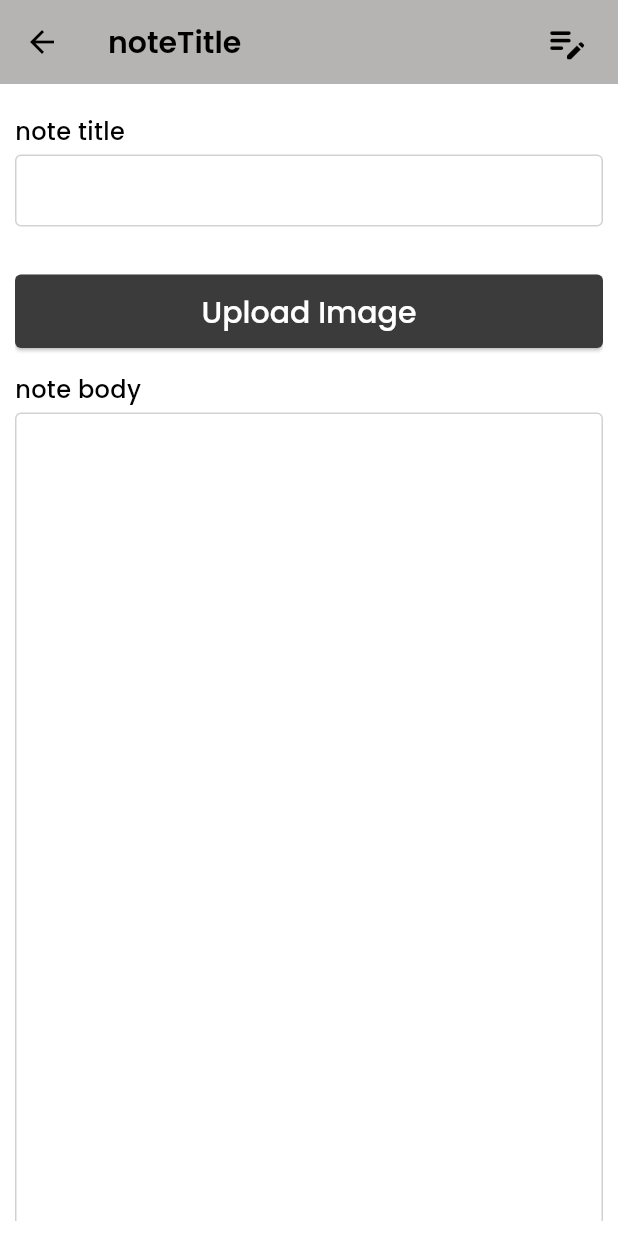
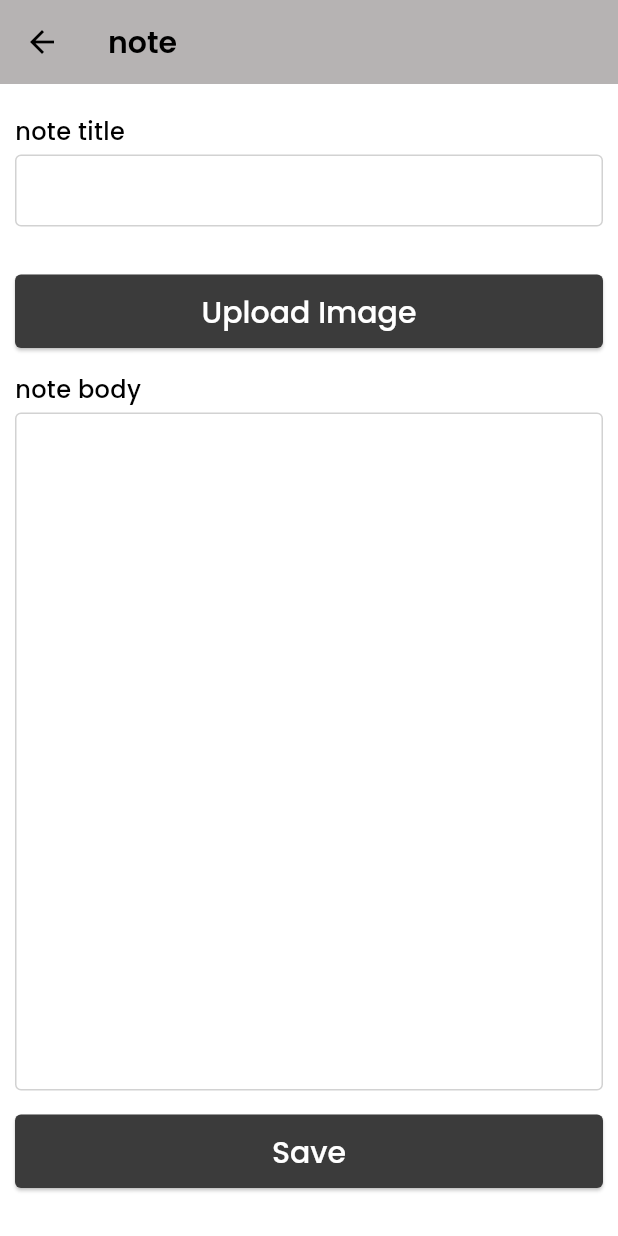
Before and after one commit to Sushil787/Notuwa, a Flutter app: the screen it shows once a user with an empty profile is signed in, after a tap on the "add" icon, on a phone screen of 412 x 824 dp. Run offline on Flutter 3.47's test engine with Material 2 defaults, Android fonts, the phone set to English and light mode, and no system bars; our stand-ins replace animated_text_kit, cloud_firestore, connectivity_plus, equatable, firebase_auth, firebase_core and 9 more; missing offline and left inert: staggered_grid_view_flutter; accounts and stored records are empty; network calls fail.

Commit message:
adde: add note, view note

```diff
--- a/lib/core/routes/app_router.dart
+++ b/lib/core/routes/app_router.dart
@@ -1,6 +1,7 @@
 import 'package:go_router/go_router.dart';
 import 'package:kuraa/core/constants/route_constants.dart';
 import 'package:kuraa/core/widgets/splash_screen.dart';
+import 'package:kuraa/features/notes/domain/model/notes_model.dart';
 import 'package:kuraa/features/notes/home_screen.dart';
 import 'package:kuraa/features/notes/main_screen.dart';
 import 'package:kuraa/features/notes/note_screen.dart';
@@ -52,7 +53,13 @@ class AppRouter {
       GoRoute(
         path: AppRoutes.note,
         name: AppRoutes.note,
-        builder: (context, state) => const NoteScreen(),
+        builder: (context, state) {
+          final args = state.extra as Map<String, dynamic>;
+          return NoteScreen(
+            createMode: args['createMode'] as bool,
+            note: args['note'] as NoteModel?,
+          );
+        },
       ),
     ],
   );
--- a/lib/features/notes/home_screen.dart
+++ b/lib/features/notes/home_screen.dart
@@ -37,12 +37,14 @@ class _HomeScreenState extends State<HomeScreen> {
   @override
   Widget build(BuildContext context) {
     return Scaffold(
+      backgroundColor: LightColor.whiteSmoke,
       appBar: AppBar(
         backgroundColor: LightColor.whiteSmokeLight,
         elevation: 2,
         title: Text(
           'Mero Note',
-          style: context.textTheme.headlineMedium,
+          style:
+              context.textTheme.headlineMedium!.copyWith(color: Colors.black87),
         ),
         actions: [
           profileBlock(),
@@ -50,7 +52,7 @@ class _HomeScreenState extends State<HomeScreen> {
         ],
       ),
       body: Padding(
-        padding: const EdgeInsets.symmetric(horizontal: 4, vertical: 4),
+        padding: const EdgeInsets.symmetric(horizontal: 4, vertical: 12),
         child: BlocConsumer<NoteCubit, NoteState>(
           listener: (context, state) {
             if (state is NoInternetState) {
@@ -81,7 +83,15 @@ class _HomeScreenState extends State<HomeScreen> {
                     ),
                     child: ClipRRect(
                       borderRadius: const BorderRadius.all(Radius.circular(15)),
-                      child: NoteWidget(note: note, callback: () {}),
+                      child: NoteWidget(
+                        note: note,
+                        callback: () {
+                          context.push(
+                            AppRoutes.note,
+                            extra: {'note': note, 'createMode': false},
+                          );
+                        },
+                      ),
                     ),
                   );
                 },
@@ -111,17 +121,16 @@ class _HomeScreenState extends State<HomeScreen> {
     );
   }
 
-
-
-
-
   /// Returns [FloatingActionButton] widget
   FloatingActionButton floatingButton(BuildContext context) {
     return FloatingActionButton(
       backgroundColor: LightColor.eclipse,
       child: const Icon(Icons.add),
       onPressed: () {
-        context.push(AppRoutes.note);
+        context.push(
+          AppRoutes.note,
+          extra: {'note': null, 'createMode': true},
+        );
       },
     );
   }
--- a/lib/features/notes/note_screen.dart
+++ b/lib/features/notes/note_screen.dart
@@ -1,5 +1,5 @@
+import 'dart:developer';
 import 'dart:io';
-
 import 'package:flutter/material.dart';
 import 'package:flutter_bloc/flutter_bloc.dart';
 import 'package:go_router/go_router.dart';
@@ -15,7 +15,13 @@ import 'package:uuid/uuid.dart';
 /// Note Screen
 class NoteScreen extends StatefulWidget {
   ///
-  const NoteScreen({super.key});
+  const NoteScreen({this.note, this.createMode = false, super.key});
+
+  /// edit mode
+  final bool? createMode;
+
+  /// NoteModel
+  final NoteModel? note;
 
   @override
   State<NoteScreen> createState() => _NoteScreenState();
@@ -23,14 +29,28 @@ class NoteScreen extends StatefulWidget {
 
 class _NoteScreenState extends State<NoteScreen> {
   String? imagePath;
-  bool editMode = false;
+  bool? editMode;
+
   final TextEditingController titleEditingController = TextEditingController();
   final TextEditingController bodyEditingController = TextEditingController();
   final uuid = const Uuid();
+  @override
+  void initState() {
+    super.initState();
+    widget.note != null
+        ? titleEditingController.text = widget.note!.title!
+        : titleEditingController.text = '';
+    widget.note != null
+        ? bodyEditingController.text = widget.note!.body!
+        : bodyEditingController.text = '';
+    editMode = widget.createMode;
+  }
 
   GlobalKey<FormState> formKey = GlobalKey<FormState>();
   @override
   Widget build(BuildContext context) {
+    // if (widget.createMode) editMode = false;
+
     return Scaffold(
       appBar: appBar(context),
       body: Container(
@@ -48,8 +68,19 @@ class _NoteScreenState extends State<NoteScreen> {
                   VerticalGap.xs,
                   formWidget(context),
                   VerticalGap.l,
-                  if (editMode)
-                    CustomElevatedButton(
+                  if (widget.createMode!) saveButton(state, context)
+                ],
+              );
+            },
+          ),
+        ),
+      ),
+    );
+  }
+
+  /// Button
+  CustomElevatedButton saveButton(NoteState state, BuildContext context) {
+    return CustomElevatedButton(
       isLoading: state is NoteLoadingState,
       buttonText: 'Save',
       onButtonPressed: () async {
@@ -72,13 +103,6 @@ class _NoteScreenState extends State<NoteScreen> {
           }
         }
       },
-                    )
-                ],
-              );
-            },
-          ),
-        ),
-      ),
     );
   }
 
@@ -98,7 +122,7 @@ class _NoteScreenState extends State<NoteScreen> {
               return null;
             },
             keyboardType: TextInputType.multiline,
-            readOnly: !editMode,
+            readOnly: !editMode!,
           ),
           VerticalGap.l,
           if (imagePath != null)
@@ -108,11 +132,18 @@ class _NoteScreenState extends State<NoteScreen> {
           else
             const SizedBox.shrink(),
           VerticalGap.l,
+          if (widget.note?.imageUrl == null)
             CustomElevatedButton(
               onButtonPressed: () async {
                 await bottomSheet(context);
               },
               buttonText: 'Upload Image',
+            )
+          else
+            SizedBox(
+              child: Image.network(
+                widget.note!.imageUrl!,
+              ),
             ),
           VerticalGap.l,
           const Text('note body'),
@@ -132,8 +163,8 @@ class _NoteScreenState extends State<NoteScreen> {
               ),
             ),
             keyboardType: TextInputType.multiline,
-            maxLines: editMode ? 16 : 20,
-            readOnly: !editMode,
+            maxLines: editMode! ? 16 : 20,
+            readOnly: !editMode!,
           ),
         ],
       ),
@@ -145,7 +176,7 @@ class _NoteScreenState extends State<NoteScreen> {
     return AppBar(
       backgroundColor: LightColor.whiteSmokeLight,
       title: Text(
-        'noteTitle',
+        widget.note?.title != null ? widget.note!.title! : 'note',
         style: context.textTheme.headlineMedium,
       ),
       leading: GestureDetector(
@@ -155,7 +186,15 @@ class _NoteScreenState extends State<NoteScreen> {
         child: const Icon(Icons.arrow_back),
       ),
       actions: [
+        if (!widget.createMode!) ...[
           editButton(),
+          HorizontalGap.l,
+          const Icon(
+            Icons.delete,
+            size: 28,
+            color: LightColor.eclipse,
+          ),
+        ],
         HorizontalGap.l,
       ],
     );
@@ -164,15 +203,16 @@ class _NoteScreenState extends State<NoteScreen> {
   GestureDetector editButton() {
     return GestureDetector(
       onTap: () {
+        log('edip button pressed');
         setState(() {
-          editMode = !editMode;
+          editMode = !editMode!;
         });
       },
       child: Container(
         height: 32,
         width: 36,
         decoration: BoxDecoration(
-          color: editMode ? LightColor.grey : Colors.transparent,
+          color: editMode! ? LightColor.grey : Colors.transparent,
           borderRadius: const BorderRadius.all(
             Radius.circular(5),
           ),
--- a/lib/features/user/presentation/cubit/profile/cubit/profile_cubit.dart
+++ b/lib/features/user/presentation/cubit/profile/cubit/profile_cubit.dart
@@ -25,7 +25,6 @@ class ProfileCubit extends Cubit<ProfileState> {
     try {
       userRepository.getSingleUser(uid: uid).listen((user) {
         emit(ProfileLoaded(currentUser: user.first));
-        log(user.toString());
       });
     } on FirebaseException catch (_) {
       emit(ProfileFailure(message: _.code));
--- a/lib/features/user/presentation/ui/widgets/profile_widget.dart
+++ b/lib/features/user/presentation/ui/widgets/profile_widget.dart
@@ -23,7 +23,6 @@ class ProfileWidget extends StatelessWidget {
           height: 42,
           width: 42,
           decoration: const BoxDecoration(
-            color: Colors.amber,
             shape: BoxShape.circle,
           ),
           child: BlocBuilder<ProfileCubit, ProfileState>(
--- a/lib/main.dart
+++ b/lib/main.dart
@@ -67,18 +67,13 @@ class _MyAppState extends State<MyApp> with WidgetsBindingObserver {
   /// This widget is the root of your application.
   @override
   Widget build(BuildContext context) {
-    return BlocBuilder<ThemeCubit, ThemeState>(
-      builder: (context, state) {
     return MaterialApp.router(
       debugShowCheckedModeBanner: false,
       routerConfig: routerConfig.router,
       title: 'Chat appa',
       theme: AppTheme.lightThemeData,
       darkTheme: AppTheme.darkThemeData,
-          themeMode:
-              state == ThemeState.light ? ThemeMode.light : ThemeMode.dark,
-        );
-      },
+      themeMode: ThemeMode.light,
     );
   }
 }
```
Also changed, not shown: lib/features/notes/widgets/note_widget.dart (+18 -28 lines), lib/features/user/presentation/cubit/credential/cubit/auth_cubit.dart (+21 -1 lines), lib/features/user/presentation/cubit/credential/cubit/auth_state.dart (+11 -1 lines), lib/di/di_setup.config.dart. Lines whose indentation alone changed are shown as unchanged.
